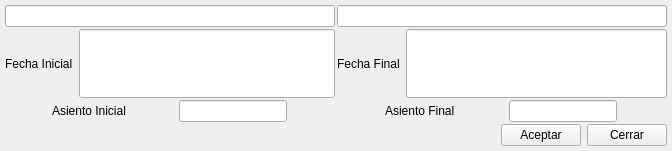
Above: bulmages/bulmacont/src/bccambiacuentabase.ui from eboladev/Bulmages-1 before the change. Below: the same form after it.
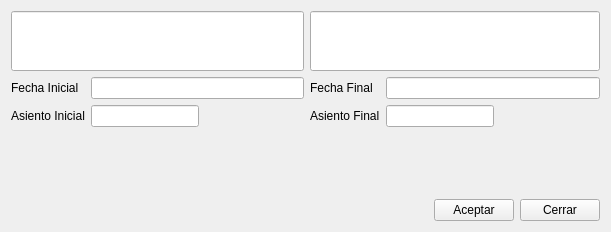
That is the form after the change. Custom widgets are drawn as their Qt base class.

Commit message: - BulmaCont: Herramientas->Sustituir cuentas. Esta opción tenía un   comportamiento extraño. Funciona de la siguiente manera: Se nos muestra un formulario de introducción de datos para sustituir 'cuentas' en los --apuntes-- de --asientos cerrados y en forma de borrador--. El problema es que, aunque hacía un UPDATE de los datos en las tablas 'apunte' y 'borrador' no se actualizaban los asientos de forma correcta y los cálculos de saldos de las cuentas quedaban descuadrados. El fallo sólo ocurría con los asientos cerrados.

Diff of the .ui file:
```diff
--- a/bulmages/bulmacont/src/bccambiacuentabase.ui
+++ b/bulmages/bulmacont/src/bccambiacuentabase.ui
@@ -6,21 +6,15 @@
    <rect>
     <x>0</x>
     <y>0</y>
-    <width>672</width>
-    <height>151</height>
+    <width>611</width>
+    <height>232</height>
    </rect>
   </property>
   <property name="windowTitle">
    <string>Cambiar Cuenta</string>
   </property>
-  <layout class="QGridLayout">
-   <property name="margin">
-    <number>5</number>
-   </property>
-   <property name="spacing">
-    <number>2</number>
-   </property>
-   <item row="3" column="1">
+  <layout class="QGridLayout" name="gridLayout">
+   <item row="0" column="0" colspan="3">
     <layout class="QHBoxLayout">
      <property name="spacing">
       <number>6</number>
@@ -28,32 +22,9 @@
      <property name="margin">
       <number>0</number>
      </property>
-     <item>
-      <widget class="QLabel" name="textLabel1_2_3_3">
-       <property name="sizePolicy">
-        <sizepolicy hsizetype="Fixed" vsizetype="Preferred">
-         <horstretch>0</horstretch>
-         <verstretch>0</verstretch>
-        </sizepolicy>
-       </property>
-       <property name="text">
-        <string>Asiento Final</string>
-       </property>
-      </widget>
-     </item>
-     <item>
-      <widget class="QLineEdit" name="asientofinal">
-       <property name="sizePolicy">
-        <sizepolicy hsizetype="Fixed" vsizetype="Fixed">
-         <horstretch>0</horstretch>
-         <verstretch>0</verstretch>
-        </sizepolicy>
-       </property>
-      </widget>
-     </item>
     </layout>
    </item>
-   <item row="3" column="0">
+   <item row="0" column="3" colspan="3">
     <layout class="QHBoxLayout">
      <property name="spacing">
       <number>6</number>
@@ -61,118 +32,159 @@
      <property name="margin">
       <number>0</number>
      </property>
-     <item>
-      <widget class="QLabel" name="textLabel1_2_3_2">
-       <property name="sizePolicy">
-        <sizepolicy hsizetype="Fixed" vsizetype="Preferred">
-         <horstretch>0</horstretch>
-         <verstretch>0</verstretch>
-        </sizepolicy>
-       </property>
-       <property name="text">
-        <string>Asiento Inicial</string>
-       </property>
-      </widget>
-     </item>
-     <item>
-      <widget class="QLineEdit" name="asientoinicial">
-       <property name="sizePolicy">
-        <sizepolicy hsizetype="Fixed" vsizetype="Fixed">
-         <horstretch>0</horstretch>
-         <verstretch>0</verstretch>
-        </sizepolicy>
-       </property>
-      </widget>
-     </item>
     </layout>
    </item>
-   <item row="2" column="1">
-    <layout class="QHBoxLayout">
-     <property name="spacing">
-      <number>6</number>
+   <item row="1" column="0" colspan="3">
+    <widget class="BlSearchWidget" name="mui_codigoorigen">
+     <property name="sizePolicy">
+      <sizepolicy hsizetype="Expanding" vsizetype="Preferred">
+       <horstretch>0</horstretch>
+       <verstretch>0</verstretch>
+      </sizepolicy>
      </property>
-     <property name="margin">
-      <number>0</number>
+     <property name="minimumSize">
+      <size>
+       <width>0</width>
+       <height>60</height>
+      </size>
      </property>
-     <item>
-      <widget class="QLabel" name="textLabel1_2_3">
-       <property name="sizePolicy">
-        <sizepolicy hsizetype="Fixed" vsizetype="Preferred">
-         <horstretch>0</horstretch>
-         <verstretch>0</verstretch>
-        </sizepolicy>
-       </property>
-       <property name="text">
-        <string>Fecha Final</string>
-       </property>
-      </widget>
-     </item>
-     <item>
-      <widget class="BlDateSearch" name="fechafinal">
-       <property name="sizePolicy">
-        <sizepolicy hsizetype="Ignored" vsizetype="Ignored">
-         <horstretch>0</horstretch>
-         <verstretch>0</verstretch>
-        </sizepolicy>
-       </property>
-      </widget>
-     </item>
-    </layout>
+    </widget>
+   </item>
+   <item row="1" column="3" colspan="3">
+    <widget class="BlSearchWidget" name="mui_codigodestino">
+     <property name="sizePolicy">
+      <sizepolicy hsizetype="Expanding" vsizetype="Preferred">
+       <horstretch>0</horstretch>
+       <verstretch>0</verstretch>
+      </sizepolicy>
+     </property>
+     <property name="minimumSize">
+      <size>
+       <width>0</width>
+       <height>60</height>
+      </size>
+     </property>
+    </widget>
    </item>
    <item row="2" column="0">
-    <layout class="QHBoxLayout">
-     <property name="spacing">
-      <number>6</number>
+    <widget class="QLabel" name="textLabel1_2_2">
+     <property name="sizePolicy">
+      <sizepolicy hsizetype="Fixed" vsizetype="Preferred">
+       <horstretch>0</horstretch>
+       <verstretch>0</verstretch>
+      </sizepolicy>
      </property>
-     <property name="margin">
-      <number>0</number>
+     <property name="text">
+      <string>Fecha Inicial</string>
      </property>
-     <item>
-      <widget class="QLabel" name="textLabel1_2_2">
-       <property name="sizePolicy">
-        <sizepolicy hsizetype="Fixed" vsizetype="Preferred">
-         <horstretch>0</horstretch>
-         <verstretch>0</verstretch>
-        </sizepolicy>
-       </property>
-       <property name="text">
-        <string>Fecha Inicial</string>
-       </property>
-      </widget>
-     </item>
-     <item>
-      <widget class="BlDateSearch" name="fechainicial">
-       <property name="sizePolicy">
-        <sizepolicy hsizetype="Ignored" vsizetype="Ignored">
-         <horstretch>0</horstretch>
-         <verstretch>0</verstretch>
-        </sizepolicy>
-       </property>
-      </widget>
-     </item>
-    </layout>
+    </widget>
    </item>
-   <item row="0" column="1">
-    <layout class="QHBoxLayout">
-     <property name="spacing">
-      <number>6</number>
+   <item row="2" column="1" colspan="2">
+    <widget class="BlDateSearch" name="fechainicial">
+     <property name="sizePolicy">
+      <sizepolicy hsizetype="Ignored" vsizetype="Preferred">
+       <horstretch>0</horstretch>
+       <verstretch>0</verstretch>
+      </sizepolicy>
      </property>
-     <property name="margin">
-      <number>0</number>
+    </widget>
+   </item>
+   <item row="2" column="3">
+    <widget class="QLabel" name="textLabel1_2_3">
+     <property name="sizePolicy">
+      <sizepolicy hsizetype="Fixed" vsizetype="Preferred">
+       <horstretch>0</horstretch>
+       <verstretch>0</verstretch>
+      </sizepolicy>
      </property>
-    </layout>
+     <property name="text">
+      <string>Fecha Final</string>
+     </property>
+    </widget>
    </item>
-   <item row="0" column="0">
-    <layout class="QHBoxLayout">
-     <property name="spacing">
-      <number>6</number>
+   <item row="2" column="4" colspan="2">
+    <widget class="BlDateSearch" name="fechafinal">
+     <property name="sizePolicy">
+      <sizepolicy hsizetype="Ignored" vsizetype="Preferred">
+       <horstretch>0</horstretch>
+       <verstretch>0</verstretch>
+      </sizepolicy>
      </property>
-     <property name="margin">
-      <number>0</number>
+    </widget>
+   </item>
+   <item row="3" column="0">
+    <widget class="QLabel" name="textLabel1_2_3_2">
+     <property name="sizePolicy">
+      <sizepolicy hsizetype="Fixed" vsizetype="Preferred">
+       <horstretch>0</horstretch>
+       <verstretch>0</verstretch>
+      </sizepolicy>
      </property>
-    </layout>
+     <property name="text">
+      <string>Asiento Inicial</string>
+     </property>
+    </widget>
    </item>
-   <item row="4" column="0" colspan="2">
+   <item row="3" column="1">
+    <widget class="QLineEdit" name="asientoinicial">
+     <property name="sizePolicy">
+      <sizepolicy hsizetype="Fixed" vsizetype="Fixed">
+       <horstretch>0</horstretch>
+       <verstretch>0</verstretch>
+      </sizepolicy>
+     </property>
+    </widget>
+   </item>
+   <item row="3" column="2">
+    <spacer name="horizontalSpacer">
+     <property name="orientation">
+      <enum>Qt::Horizontal</enum>
+     </property>
+     <property name="sizeHint" stdset="0">
+      <size>
+       <width>118</width>
+       <height>21</height>
+      </size>
+     </property>
+    </spacer>
+   </item>
+   <item row="3" column="3">
+    <widget class="QLabel" name="textLabel1_2_3_3">
+     <property name="sizePolicy">
+      <sizepolicy hsizetype="Fixed" vsizetype="Preferred">
+       <horstretch>0</horstretch>
+       <verstretch>0</verstretch>
+      </sizepolicy>
+     </property>
+     <property name="text">
+      <string>Asiento Final</string>
+     </property>
+    </widget>
+   </item>
+   <item row="3" column="4">
+    <widget class="QLineEdit" name="asientofinal">
+     <property name="sizePolicy">
+      <sizepolicy hsizetype="Fixed" vsizetype="Fixed">
+       <horstretch>0</horstretch>
+       <verstretch>0</verstretch>
+      </sizepolicy>
+     </property>
+    </widget>
+   </item>
+   <item row="3" column="5">
+    <spacer name="horizontalSpacer_2">
+     <property name="orientation">
+      <enum>Qt::Horizontal</enum>
+     </property>
+     <property name="sizeHint" stdset="0">
+      <size>
+       <width>118</width>
+       <height>21</height>
+      </size>
+     </property>
+    </spacer>
+   </item>
+   <item row="5" column="0" colspan="6">
     <layout class="QHBoxLayout">
      <property name="spacing">
       <number>6</number>
@@ -198,6 +210,12 @@
      </item>
      <item>
       <widget class="QPushButton" name="pushButton4">
+       <property name="sizePolicy">
+        <sizepolicy hsizetype="Minimum" vsizetype="Fixed">
+         <horstretch>0</horstretch>
+         <verstretch>0</verstretch>
+        </sizepolicy>
+       </property>
        <property name="focusPolicy">
         <enum>Qt::NoFocus</enum>
        </property>
@@ -211,6 +229,12 @@
      </item>
      <item>
       <widget class="QPushButton" name="pushButton4_2">
+       <property name="sizePolicy">
+        <sizepolicy hsizetype="Minimum" vsizetype="Fixed">
+         <horstretch>0</horstretch>
+         <verstretch>0</verstretch>
+        </sizepolicy>
+       </property>
        <property name="text">
         <string>Cerrar</string>
        </property>
@@ -221,11 +245,18 @@
      </item>
     </layout>
    </item>
-   <item row="1" column="0">
-    <widget class="BlSearchWidget" name="mui_codigoorigen"/>
-   </item>
-   <item row="1" column="1">
-    <widget class="BlSearchWidget" name="mui_codigodestino"/>
+   <item row="4" column="0" colspan="6">
+    <spacer name="verticalSpacer">
+     <property name="orientation">
+      <enum>Qt::Vertical</enum>
+     </property>
+     <property name="sizeHint" stdset="0">
+      <size>
+       <width>20</width>
+       <height>40</height>
+      </size>
+     </property>
+    </spacer>
    </item>
   </layout>
  </widget>
```
Left out of the diff: 2 changed lines with no effect on the pictures. The commit also changes 3 other files.
